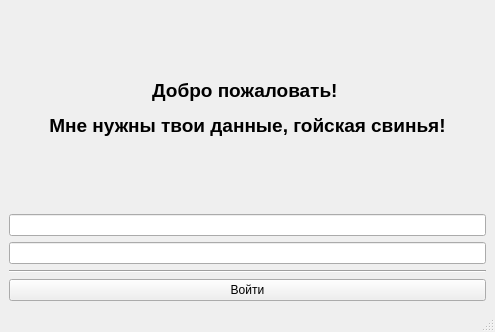
This is 5 term/DB/ZilbermanPublisher/Views/loginview.ui in relsa228/CPP-university-projects as Qt 5 draws it before an edit. The edited form follows.
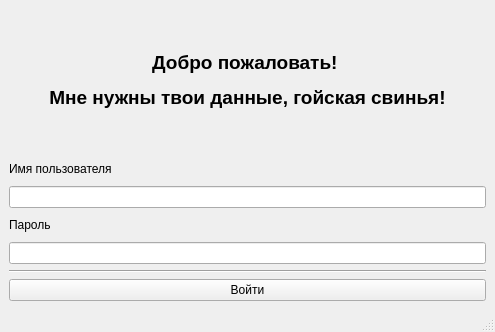
This is the edited form.

```diff
--- a/5 term/DB/ZilbermanPublisher/Views/loginview.ui
+++ b/5 term/DB/ZilbermanPublisher/Views/loginview.ui
@@ -14,9 +14,9 @@
    <string>MainWindow</string>
   </property>
   <widget class="QWidget" name="centralwidget">
-   <layout class="QVBoxLayout" name="verticalLayout">
+   <layout class="QVBoxLayout" name="verticalLayout_6">
     <item>
-     <layout class="QVBoxLayout" name="verticalLayout_2">
+     <layout class="QVBoxLayout" name="verticalLayout_5">
       <item>
        <widget class="QLabel" name="label">
         <property name="text">
@@ -25,8 +25,32 @@
        </widget>
       </item>
       <item>
+       <layout class="QVBoxLayout" name="verticalLayout_4">
+        <item>
+         <layout class="QVBoxLayout" name="verticalLayout_3">
+          <item>
+           <layout class="QVBoxLayout" name="verticalLayout">
+            <item>
+             <widget class="QLabel" name="label_2">
+              <property name="text">
+               <string>Имя пользователя</string>
+              </property>
+             </widget>
+            </item>
+            <item>
        <widget class="QLineEdit" name="username_edit"/>
       </item>
+           </layout>
+          </item>
+          <item>
+           <layout class="QVBoxLayout" name="verticalLayout_2">
+            <item>
+             <widget class="QLabel" name="label_3">
+              <property name="text">
+               <string>Пароль</string>
+              </property>
+             </widget>
+            </item>
       <item>
        <widget class="QLineEdit" name="password_edit">
         <property name="echoMode">
@@ -34,6 +58,10 @@
         </property>
        </widget>
       </item>
+           </layout>
+          </item>
+         </layout>
+        </item>
       <item>
        <widget class="Line" name="line">
         <property name="orientation">
@@ -47,6 +75,8 @@
          <string>Войти</string>
         </property>
        </widget>
+        </item>
+       </layout>
       </item>
      </layout>
     </item>
```
Lines whose indentation alone changed are shown as unchanged.
